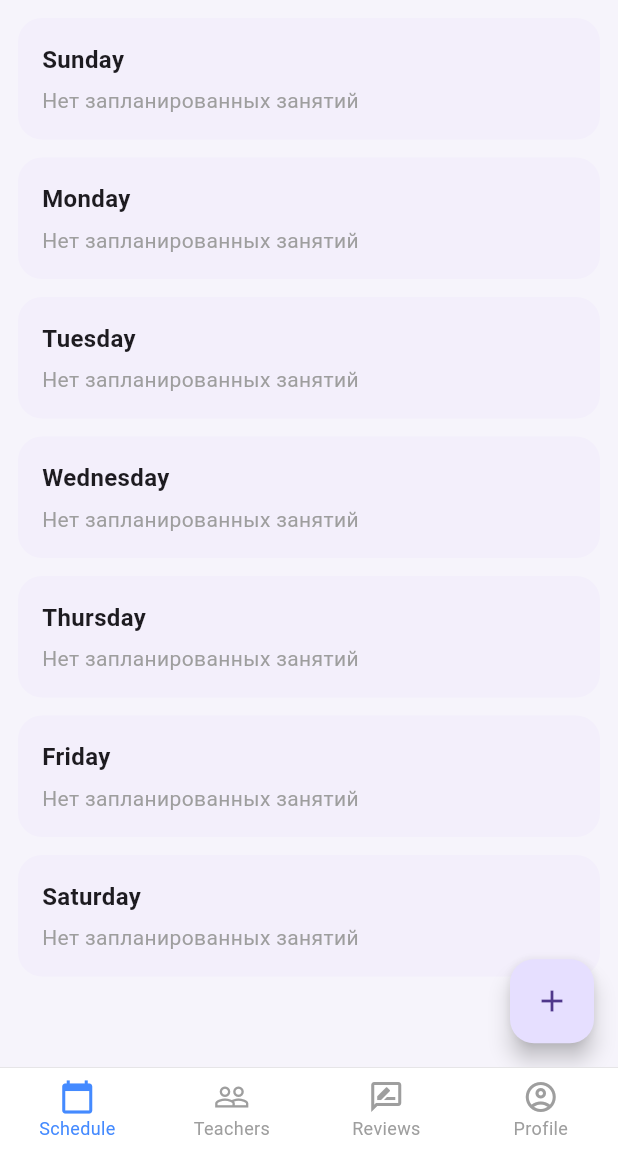
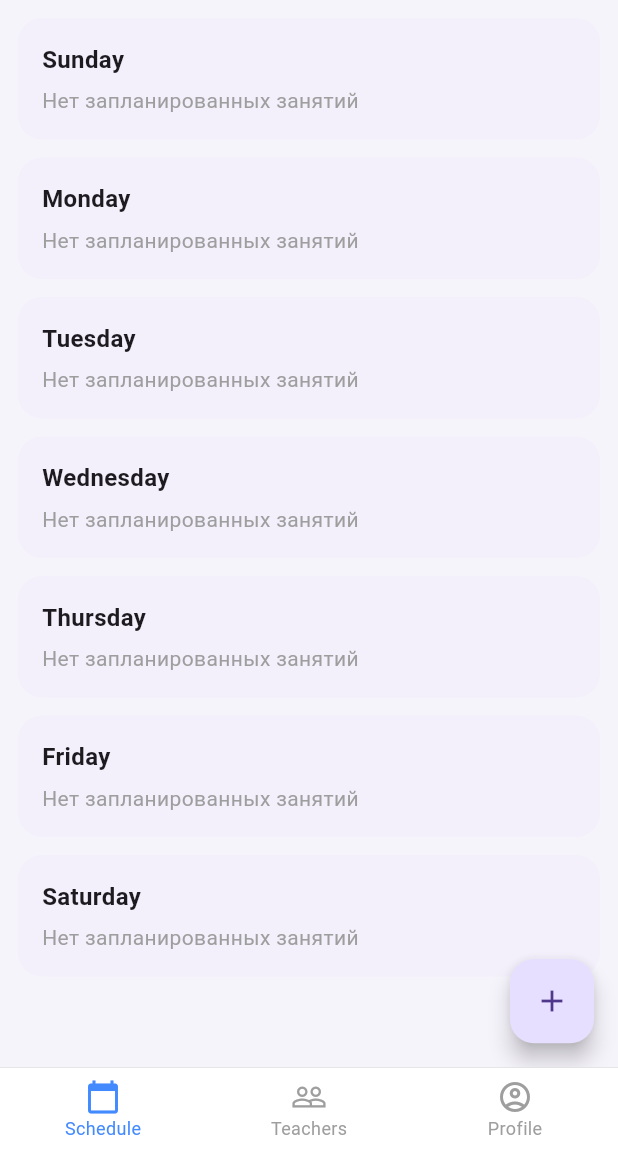
Before and after one commit to dkim50620-maker/kalendari, a Flutter app: the MainScreen screen opened directly, on a phone screen of 412 x 824 dp, the part 84-1236 px from its top. Run offline on Flutter 3.47's test engine with Material 3 defaults, Android fonts, the phone set to English and light mode, and no system bars; our stand-ins replace shared_preferences; accounts and stored records are empty.

Commit message:
Initial Flutter pro123ject

```diff
--- a/lib/screens/main_screen.dart
+++ b/lib/screens/main_screen.dart
@@ -90,7 +90,6 @@ class _MainScreenState extends State<MainScreen> {
         teacherNames: _teacherNames,
         onAddTeacher: _addTeacher,
       ),
-      const ReviewsScreen(),
       ProfileScreen(
         login: _currentUser,
         teachersCount: _teacherNames.length,
@@ -127,11 +126,6 @@ class _MainScreenState extends State<MainScreen> {
               label: 'Teachers',
             ),
             BottomNavigationBarItem(
-              icon: Icon(Icons.rate_review_outlined),
-              activeIcon: Icon(Icons.rate_review),
-              label: 'Reviews',
-            ),
-            BottomNavigationBarItem(
               icon: Icon(Icons.account_circle_outlined),
               activeIcon: Icon(Icons.account_circle),
               label: 'Profile',
```
